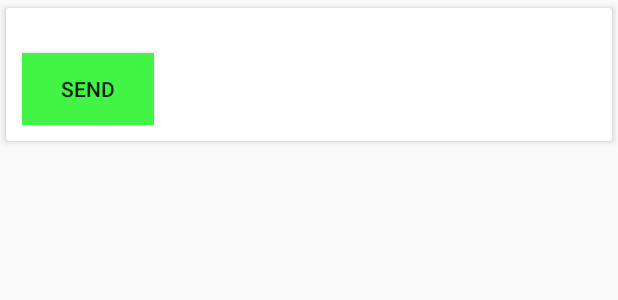
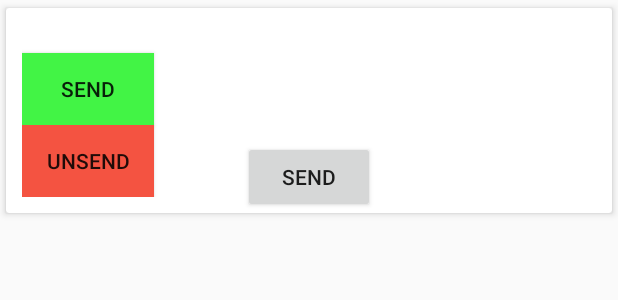
Before and after one commit to sindrip/clonechat-android, an Android app: the layout item_send_friend_view.xml on its own in the app's theme, with its tools: preview values and no code run, on a phone screen of 412 x 824 dp. Shown: the top 300 px of the screen. Run offline under Robolectric (Android 15) with nearby library versions, the phone set to English and light mode, and no system bars.

Commit message:
Can now send the same image to multiple recipients

```diff
--- a/app/src/main/java/club/clonechat/clonechat/data/AppDataManager.java
+++ b/app/src/main/java/club/clonechat/clonechat/data/AppDataManager.java
@@ -118,8 +118,8 @@ public class AppDataManager implements DataManager {
     }
 
     @Override
-    public void uploadPhoto(String username) {
-        mImageRepository.uploadPhoto(username);
+    public void uploadPhoto(List<User> users) {
+        mImageRepository.uploadPhoto(users);
     }
 
     @Override
--- a/app/src/main/java/club/clonechat/clonechat/data/DataManager.java
+++ b/app/src/main/java/club/clonechat/clonechat/data/DataManager.java
@@ -47,7 +47,7 @@ public interface DataManager {
 
     void setPhotoBytes(byte[] photo);
 
-    void uploadPhoto(String username);
+    void uploadPhoto(List<User> users);
 
     LiveData<Boolean> getUploadStart();
     void setUploadStartFalse();
--- a/app/src/main/java/club/clonechat/clonechat/ui/main/MainActivity.java
+++ b/app/src/main/java/club/clonechat/clonechat/ui/main/MainActivity.java
@@ -143,8 +143,8 @@ public class MainActivity extends BaseActivity<ActivityMainBinding, MainViewMode
             if (data) {
                 Log.d("frag", "was true");
                 mMainViewModel.setUploadStartFalse();
-                getSupportFragmentManager().popBackStackImmediate();
-                getSupportFragmentManager().popBackStackImmediate();
+                //getSupportFragmentManager().popBackStackImmediate();
+                //getSupportFragmentManager().popBackStackImmediate();
             }
         });
     }
--- a/app/src/main/java/club/clonechat/clonechat/ui/main/friends/FriendItemViewModel.java
+++ b/app/src/main/java/club/clonechat/clonechat/ui/main/friends/FriendItemViewModel.java
@@ -30,6 +30,7 @@ public class FriendItemViewModel {
     }
 
     public void onButtonClick() {
+
         mListener.onButtonClick(user.getValue().getUsername());
     }
 
--- a/app/src/main/res/layout/item_send_friend_view.xml
+++ b/app/src/main/res/layout/item_send_friend_view.xml
@@ -29,10 +29,28 @@
                 android:layout_height="wrap_content"
                 android:background="#42F445"
                 android:text="Send"
-                android:onClick="@{() -> viewModel.onButtonClick()}"/>
+                android:visibility="@{viewModel.isSent ? View.GONE : View.VISIBLE}"
+                android:onClick="@{() -> viewModel.onSendButtonClick()}"/>
+
+            <Button
+                android:layout_width="wrap_content"
+                android:layout_height="wrap_content"
+                android:background="#F45341"
+                android:text="Unsend"
+                android:visibility="@{viewModel.isSent ? View.VISIBLE : View.GONE}"
+                android:onClick="@{() -> viewModel.onUnsendButtonClick()}"/>
+
 
 
         </LinearLayout>
 
+        <Button
+            android:layout_width="wrap_content"
+            android:layout_height="wrap_content"
+            android:text="Send"
+            android:layout_gravity="center|bottom"
+            android:onClick="@{() -> viewModel.onSendImageButtonClick()}"/>
+
+
     </android.support.v7.widget.CardView>
 </layout>
```
Also changed, not shown: app/src/main/java/club/clonechat/clonechat/data/repository/ImageRepository.java (+29 -19 lines), app/src/main/java/club/clonechat/clonechat/ui/main/camera/sendImage/SendFriendAdapter.java (+29 -11 lines), app/src/main/java/club/clonechat/clonechat/ui/main/camera/sendImage/SendFriendItemViewModel.java (+22 -4 lines).
